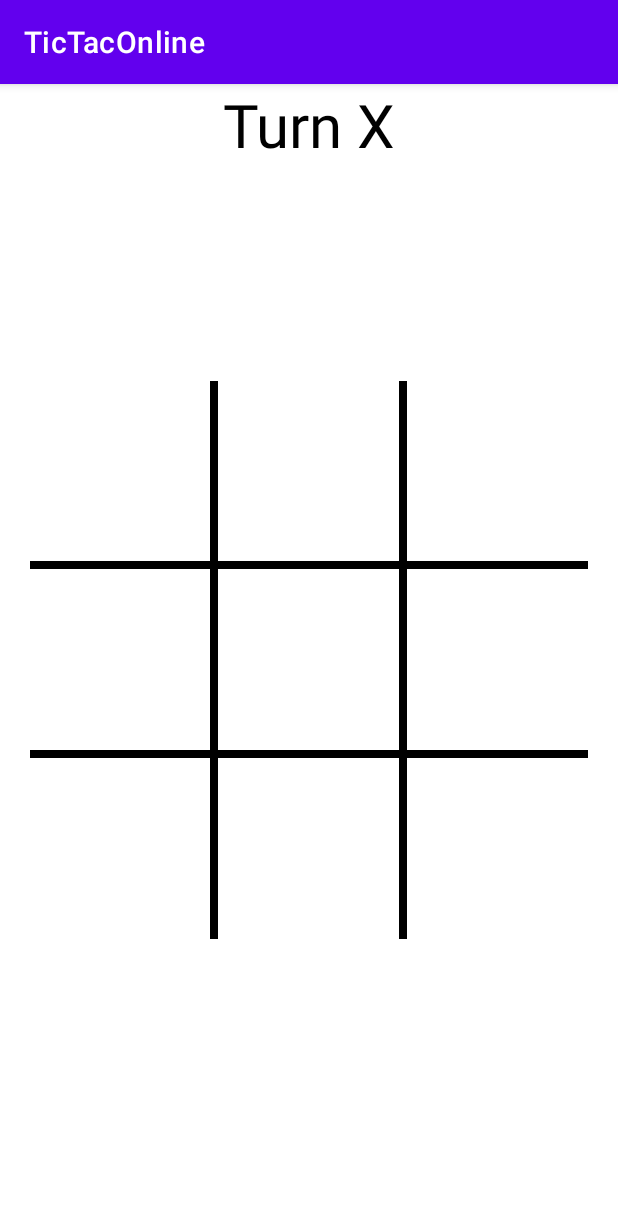
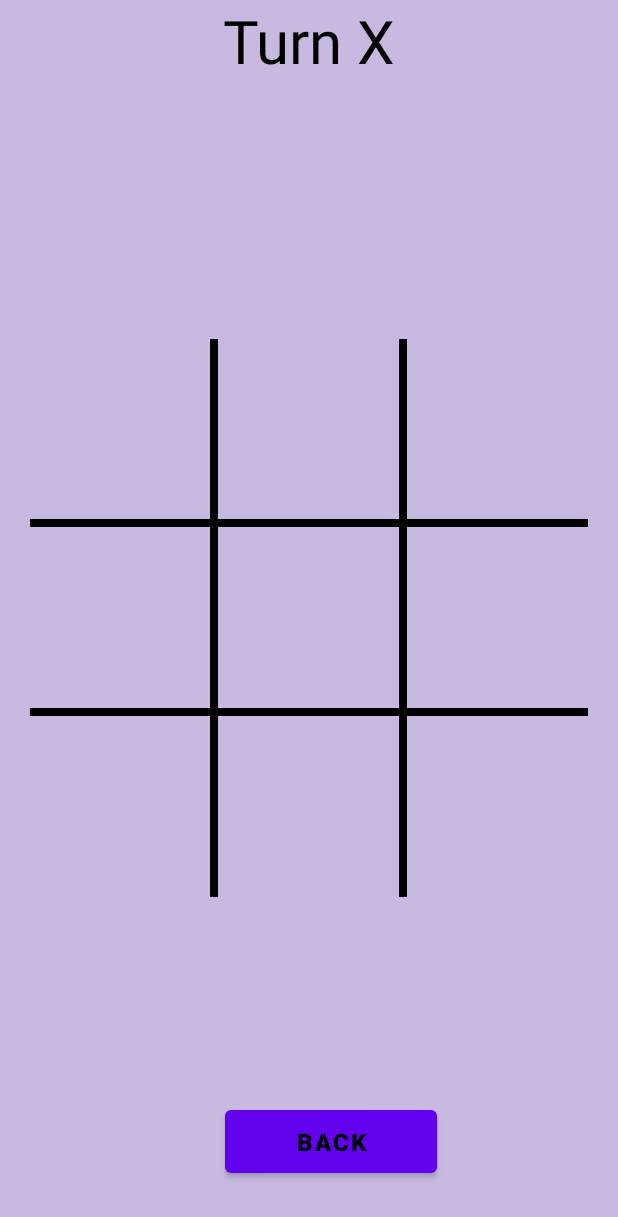
Before and after one commit to FilipKostic1999/TicTacOnline, an Android app: the MultiplayerActivity screen opened directly, with no data from a screen before it, on a phone screen of 412 x 824 dp. Shown: the top 1217 px of the screen. Run offline under Robolectric (Android 15) with nearby library versions, the light colour scheme and no system bars.

Commit message:
rebuilding main activity

```diff
--- a/app/src/main/res/layout/activity_multiplayer.xml
+++ b/app/src/main/res/layout/activity_multiplayer.xml
@@ -4,6 +4,7 @@
     xmlns:tools="http://schemas.android.com/tools"
     android:layout_width="match_parent"
     android:layout_height="match_parent"
+    android:background="#8D9A81C6"
     tools:context=".MultiplayerActivity">
 
     <TextView
@@ -29,27 +30,26 @@
         app:layout_constraintRight_toRightOf="parent"
         app:layout_constraintTop_toTopOf="parent">
 
-        <LinearLayout
-            style="@style/row">
+        <LinearLayout style="@style/row">
 
             <Button
-                android:onClick="boardTaped"
                 android:id="@+id/a1"
-                style="@style/column"/>
+                style="@style/column"
+                android:onClick="boardTaped" />
 
             <View style="@style/verticalLine" />
 
             <Button
-                android:onClick="boardTaped"
                 android:id="@+id/a2"
-                style="@style/column"/>
+                style="@style/column"
+                android:onClick="boardTaped" />
 
             <View style="@style/verticalLine" />
 
             <Button
-                android:onClick="boardTaped"
                 android:id="@+id/a3"
-                style="@style/column"/>
+                style="@style/column"
+                android:onClick="boardTaped" />
 
 
         </LinearLayout>
@@ -59,51 +59,50 @@
         <LinearLayout style="@style/row">
 
             <Button
-                android:onClick="boardTaped"
                 android:id="@+id/b1"
-                style="@style/column" />
+                style="@style/column"
+                android:onClick="boardTaped" />
 
             <View style="@style/verticalLine" />
 
             <Button
-                android:onClick="boardTaped"
                 android:id="@+id/b2"
-                style="@style/column"/>
+                style="@style/column"
+                android:onClick="boardTaped" />
 
             <View style="@style/verticalLine" />
 
             <Button
-                android:onClick="boardTaped"
                 android:id="@+id/b3"
-                style="@style/column"/>
+                style="@style/column"
+                android:onClick="boardTaped" />
 
 
         </LinearLayout>
 
         <View style="@style/horizontalLine" />
 
-        <LinearLayout
-            style="@style/row">
+        <LinearLayout style="@style/row">
 
             <Button
-                android:onClick="boardTaped"
                 android:id="@+id/c1"
-                style="@style/column"/>
+                style="@style/column"
+                android:onClick="boardTaped" />
 
             <View style="@style/verticalLine" />
 
             <Button
-                android:onClick="boardTaped"
                 android:id="@+id/c2"
-                style="@style/column" />
+                style="@style/column"
+                android:onClick="boardTaped" />
 
             <View style="@style/verticalLine" />
 
 
             <Button
-                android:onClick="boardTaped"
                 android:id="@+id/c3"
-                style="@style/column"/>
+                style="@style/column"
+                android:onClick="boardTaped" />
 
 
         </LinearLayout>
@@ -111,6 +110,20 @@
 
     </LinearLayout>
 
+    <Button
+        android:id="@+id/button_back1"
+        android:layout_width="141dp"
+        android:layout_height="54dp"
+        android:layout_marginBottom="36dp"
+        android:onClick="MainActivity"
+        android:text="back"
+        android:textColor="#000000"
+        android:textSize="16sp"
+        android:textStyle="bold"
+        app:layout_constraintBottom_toBottomOf="parent"
+        app:layout_constraintEnd_toEndOf="parent"
+        app:layout_constraintHorizontal_bias="0.555"
+        app:layout_constraintStart_toStartOf="parent" />
 
 
 </androidx.constraintlayout.widget.ConstraintLayout>
--- a/app/src/main/res/values-night/themes.xml
+++ /dev/null
@@ -1,16 +0,0 @@
-<resources xmlns:tools="http://schemas.android.com/tools">
-    <!-- Base application theme. -->
-    <style name="Theme.TicTacOnline" parent="Theme.MaterialComponents.DayNight.DarkActionBar">
-        <!-- Primary brand color. -->
-        <item name="colorPrimary">@color/purple_200</item>
-        <item name="colorPrimaryVariant">@color/purple_700</item>
-        <item name="colorOnPrimary">@color/black</item>
-        <!-- Secondary brand color. -->
-        <item name="colorSecondary">@color/teal_200</item>
-        <item name="colorSecondaryVariant">@color/teal_200</item>
-        <item name="colorOnSecondary">@color/black</item>
-        <!-- Status bar color. -->
-        <item name="android:statusBarColor">?attr/colorPrimaryVariant</item>
-        <!-- Customize your theme here. -->
-    </style>
-</resources>
--- a/app/src/main/res/values/themes.xml
+++ b/app/src/main/res/values/themes.xml
@@ -1,6 +1,6 @@
 <resources xmlns:tools="http://schemas.android.com/tools">
     <!-- Base application theme. -->
-    <style name="Theme.TicTacOnline" parent="Theme.MaterialComponents.DayNight.DarkActionBar">
+    <style name="Theme.TicTacOnline" parent="Theme.MaterialComponents.DayNight.NoActionBar">
         <!-- Primary brand color. -->
         <item name="colorPrimary">@color/purple_500</item>
         <item name="colorPrimaryVariant">@color/purple_700</item>
```
Also changed, not shown: app/src/main/java/com/example/tictaconline/MultiplayerActivity.kt (+9 -0 lines), app/src/main/res/layout/activity_main.xml (+14 -1 lines), app/src/main/res/layout/activity_recycle_view_users.xml (+18 -2 lines), app/src/main/res/drawable/tictackon.jpg (added).
